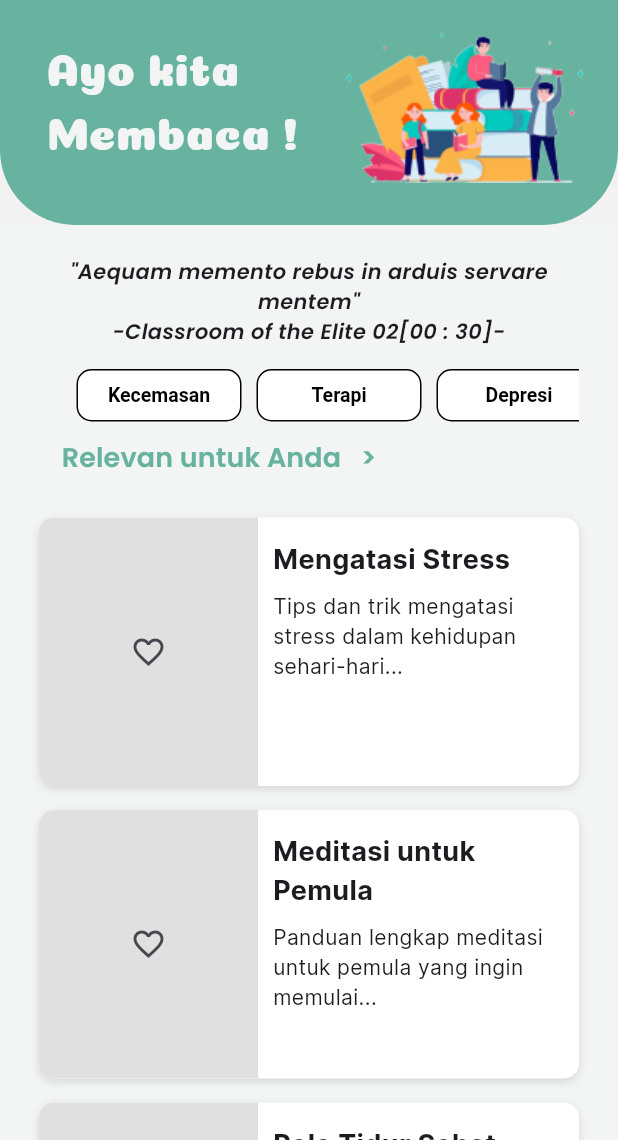
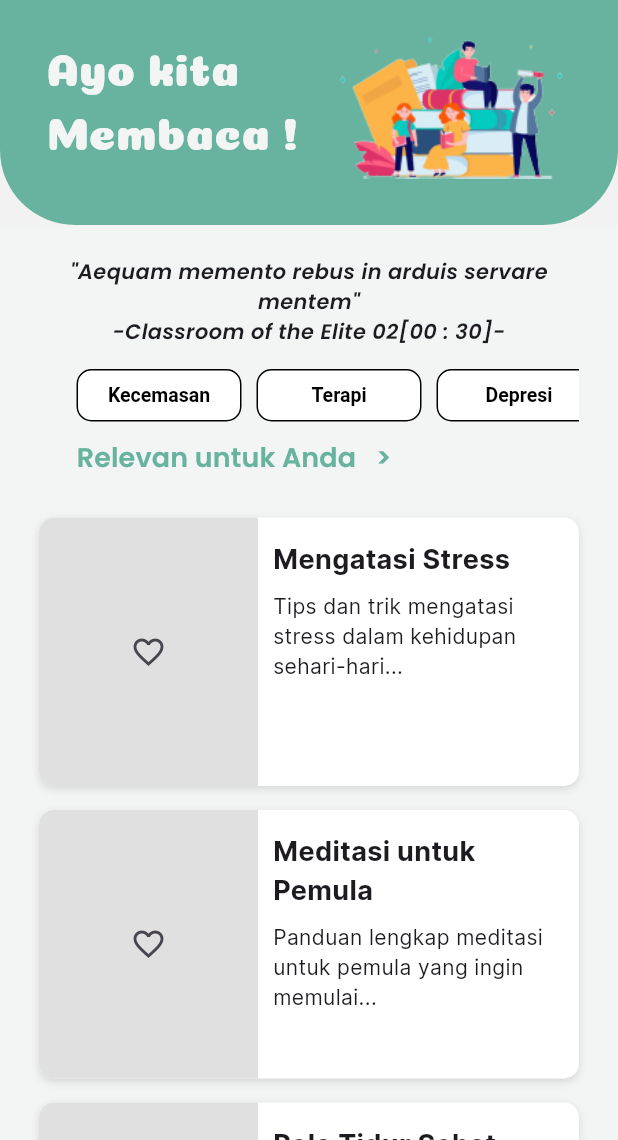
Before and after one commit to afikque23/Mental_Health_App, a Flutter app: the ArticlePage screen opened directly, on a phone screen of 412 x 824 dp, the part 96-1236 px from its top. Run offline on Flutter 3.47's test engine with Material 3 defaults, Android fonts, the phone set to English and light mode, and no system bars; our stand-ins replace flutter_bloc, flutter_svg, hydrated_bloc, introduction_screen, shared_preferences; accounts and stored records are empty.

Commit message:
menambah sedikit banget detail bahkan hampir tidak ada

```diff
--- a/lib/core/configs/assets/app_images.dart
+++ b/lib/core/configs/assets/app_images.dart
@@ -9,7 +9,7 @@
   static const String onboarding3 = '${basePath}onboarding_3.png';
   static const String homeAppbar = '${basePath}appbar_home.png';
   static const String articleAppbar = '${basePath}appbar_article.png';
-  static const String trackerimage = '${basePath}imagetracker.png';
+  static const String trackerimage = '${basePath}trackerimage.png';
   static const String plustracker = '${basePath}add.png';
   static const String tandatanya = '${basePath}tanda_tanya.png';
   static const String semangat = '${basePath}semangat.png';
--- a/lib/presentation/artikel/pages/article_page.dart
+++ b/lib/presentation/artikel/pages/article_page.dart
@@ -213,10 +213,10 @@
                                   fontSize: 30,
                                   color: AppColors.primaryBackground),
                             )),
-                        const SizedBox(width: 4),
+                        const SizedBox(width: 0),
                         Image.asset(
                           AppImages.articleAppbar,
-                          width: 160,
+                          width: 150,
                           height: 126,
                         )
                       ],
@@ -262,7 +262,8 @@
                       ),
                     ),
                     const SizedBox(height: 15),
-                    SizedBox (height: 35,
+                    SizedBox(
+                      height: 35,
                       child: Column(
                         children: [
                           const SizedBox(height: 0), // Menambahkan jarak atas
@@ -316,7 +317,7 @@
                       ),
                     ),
                     Padding(
-                      padding: const EdgeInsets.only(right: 120),
+                      padding: const EdgeInsets.only(right: 100),
                       child: TextButton(
                         onPressed: () {},
                         child: const Text(
--- a/lib/presentation/splash/pages/splash.dart
+++ b/lib/presentation/splash/pages/splash.dart
@@ -22,13 +22,13 @@
   Widget build(BuildContext context) {
     return Scaffold(
       body: Center(
-        child: SvgPicture.asset(AppVectors.logoSementara),
+        child: SvgPicture.asset(AppVectors.logosplash),
       ),
     );
   }
 
   Future<void> redirect() async {
-    await Future.delayed(const Duration(seconds: 2));
+    await Future.delayed(const Duration(seconds: 3));
     Navigator.pushReplacement(
         // ignore: use_build_context_synchronously
         context,
```
Also changed, not shown: lib/core/configs/assets/app_vectors.dart (+5 -3 lines), lib/presentation/home/pages/home_page.dart (+9 -6 lines), lib/presentation/tracker/pages/add_mood.dart (+3 -4 lines), assets/images/trackerimage.png (renamed from assets/images/imagetracker.png), assets/vectors/logo_nuraga.svg (added).
